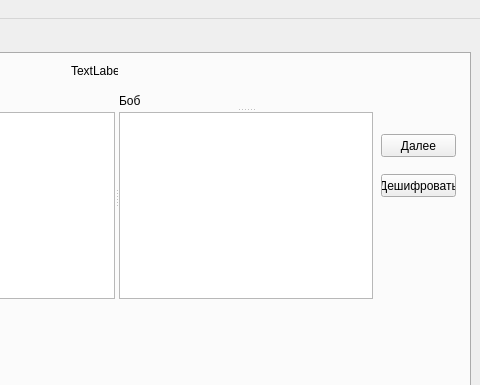
Qt form mainwindow.ui (maxim79135/LastCourseWork) before a commit; both pictures show x 160 to 640 and y 0 to 385 of the 640 by 480 pixel window.
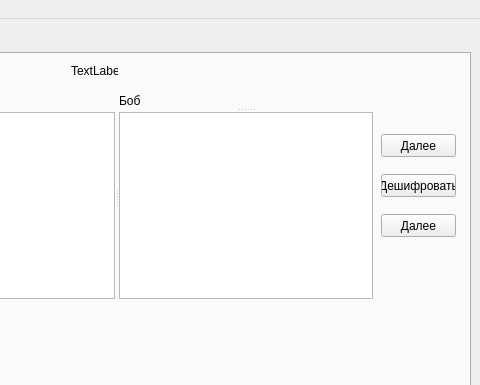
The same form after that commit.

Diff of the .ui file:
```diff
--- a/mainwindow.ui
+++ b/mainwindow.ui
@@ -101,6 +101,19 @@
          <string>Дешифровать</string>
         </property>
        </widget>
+       <widget class="QPushButton" name="pushButton_3">
+        <property name="geometry">
+         <rect>
+          <x>530</x>
+          <y>160</y>
+          <width>75</width>
+          <height>23</height>
+         </rect>
+        </property>
+        <property name="text">
+         <string>Далее</string>
+        </property>
+       </widget>
       </widget>
       <widget class="QWidget" name="tab_2">
        <attribute name="title">
```
